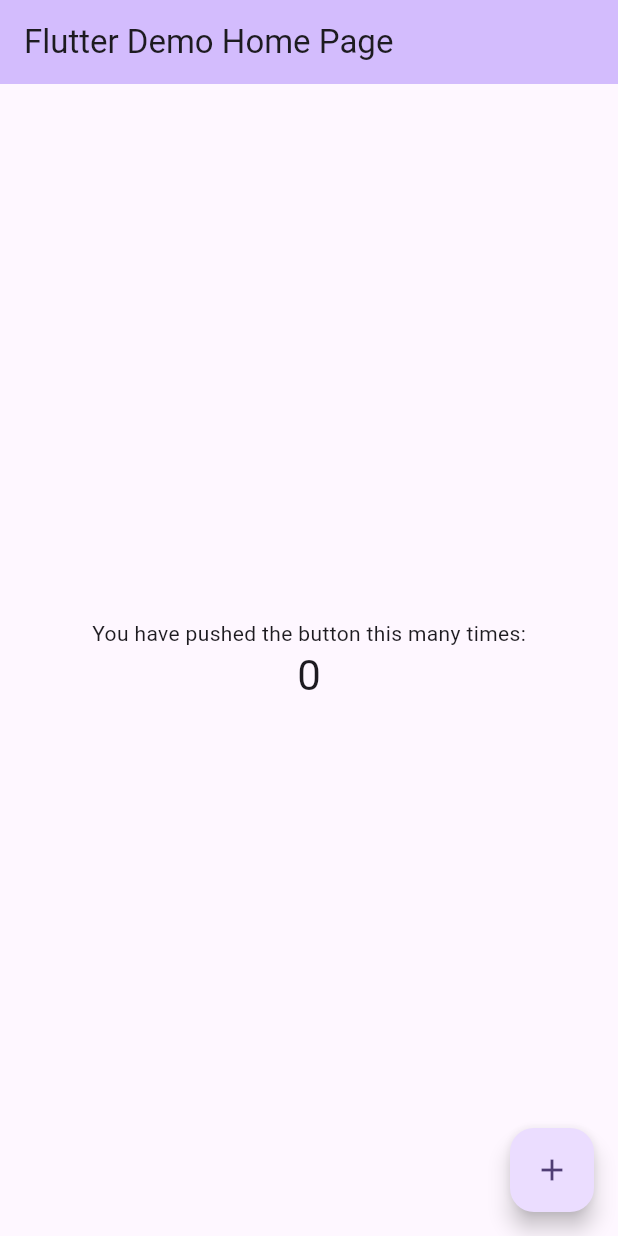
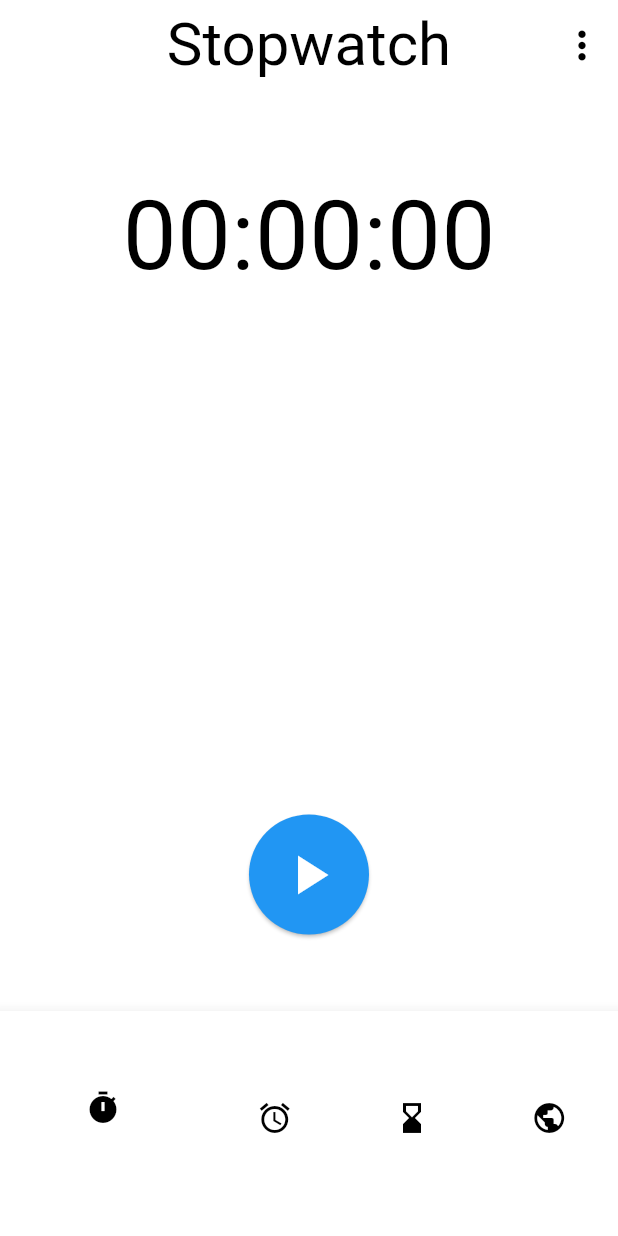
Before and after one commit to ArchitJain2702/Wake-Up, a Flutter app: the screen it shows after launch, on a phone screen of 412 x 824 dp. Run offline on Flutter 3.47's test engine with Material 3 defaults, Android fonts, the phone set to English and light mode, and no system bars; Roboto replaces fonts that are missing (RobotoMono).

Commit message:
the basic setup and stopwatch screen is completed

```diff
--- a/lib/main.dart
+++ b/lib/main.dart
@@ -1,122 +1,19 @@
 import 'package:flutter/material.dart';
+import 'package:wakeup/screens/stopwatch/StopWatchScreen.dart';
 
 void main() {
-  runApp(const MyApp());
+  runApp(const ClockApp());
 }
 
-class MyApp extends StatelessWidget {
-  const MyApp({super.key});
+class ClockApp extends StatelessWidget {
+  const ClockApp({super.key});
 
-  // This widget is the root of your application.
   @override
   Widget build(BuildContext context) {
     return MaterialApp(
-      title: 'Flutter Demo',
-      theme: ThemeData(
-        // This is the theme of your application.
-        //
-        // TRY THIS: Try running your application with "flutter run". You'll see
-        // the application has a purple toolbar. Then, without quitting the app,
-        // try changing the seedColor in the colorScheme below to Colors.green
-        // and then invoke "hot reload" (save your changes or press the "hot
-        // reload" button in a Flutter-supported IDE, or press "r" if you used
-        // the command line to start the app).
-        //
-        // Notice that the counter didn't reset back to zero; the application
-        // state is not lost during the reload. To reset the state, use hot
-        // restart instead.
-        //
-        // This works for code too, not just values: Most code changes can be
-        // tested with just a hot reload.
-        colorScheme: ColorScheme.fromSeed(seedColor: Colors.deepPurple),
-      ),
-      home: const MyHomePage(title: 'Flutter Demo Home Page'),
+      title: 'Clock App',
+      debugShowCheckedModeBanner: false,
+      home: const StopwatchScreen(),
     );
   }
 }
-
-class MyHomePage extends StatefulWidget {
-  const MyHomePage({super.key, required this.title});
-
-  // This widget is the home page of your application. It is stateful, meaning
-  // that it has a State object (defined below) that contains fields that affect
-  // how it looks.
-
-  // This class is the configuration for the state. It holds the values (in this
-  // case the title) provided by the parent (in this case the App widget) and
-  // used by the build method of the State. Fields in a Widget subclass are
-  // always marked "final".
-
-  final String title;
-
-  @override
-  State<MyHomePage> createState() => _MyHomePageState();
-}
-
-class _MyHomePageState extends State<MyHomePage> {
-  int _counter = 0;
-
-  void _incrementCounter() {
-    setState(() {
-      // This call to setState tells the Flutter framework that something has
-      // changed in this State, which causes it to rerun the build method below
-      // so that the display can reflect the updated values. If we changed
-      // _counter without calling setState(), then the build method would not be
-      // called again, and so nothing would appear to happen.
-      _counter++;
-    });
-  }
-
-  @override
-  Widget build(BuildContext context) {
-    // This method is rerun every time setState is called, for instance as done
-    // by the _incrementCounter method above.
-    //
-    // The Flutter framework has been optimized to make rerunning build methods
-    // fast, so that you can just rebuild anything that needs updating rather
-    // than having to individually change instances of widgets.
-    return Scaffold(
-      appBar: AppBar(
-        // TRY THIS: Try changing the color here to a specific color (to
-        // Colors.amber, perhaps?) and trigger a hot reload to see the AppBar
-        // change color while the other colors stay the same.
-        backgroundColor: Theme.of(context).colorScheme.inversePrimary,
-        // Here we take the value from the MyHomePage object that was created by
-        // the App.build method, and use it to set our appbar title.
-        title: Text(widget.title),
-      ),
-      body: Center(
-        // Center is a layout widget. It takes a single child and positions it
-        // in the middle of the parent.
-        child: Column(
-          // Column is also a layout widget. It takes a list of children and
-          // arranges them vertically. By default, it sizes itself to fit its
-          // children horizontally, and tries to be as tall as its parent.
-          //
-          // Column has various properties to control how it sizes itself and
-          // how it positions its children. Here we use mainAxisAlignment to
-          // center the children vertically; the main axis here is the vertical
-          // axis because Columns are vertical (the cross axis would be
-          // horizontal).
-          //
-          // TRY THIS: Invoke "debug painting" (choose the "Toggle Debug Paint"
-          // action in the IDE, or press "p" in the console), to see the
-          // wireframe for each widget.
-          mainAxisAlignment: MainAxisAlignment.center,
-          children: <Widget>[
-            const Text('You have pushed the button this many times:'),
-            Text(
-              '$_counter',
-              style: Theme.of(context).textTheme.headlineMedium,
-            ),
-          ],
-        ),
-      ),
-      floatingActionButton: FloatingActionButton(
-        onPressed: _incrementCounter,
-        tooltip: 'Increment',
-        child: const Icon(Icons.add),
-      ), // This trailing comma makes auto-formatting nicer for build methods.
-    );
-  }
-}
--- /dev/null
+++ b/lib/screens/stopwatch/StopWatchScreen.dart
@@ -0,0 +1,201 @@
+import 'package:flutter/material.dart';
+import 'dart:async';
+import 'package:wakeup/widgets/bottombar.dart';
+import 'package:wakeup/widgets/header.dart';
+
+enum StopwatchState { initial, running, paused }
+
+class StopwatchScreen extends StatefulWidget {
+  const StopwatchScreen({super.key});
+
+  @override
+  State<StopwatchScreen> createState() => _StopwatchScreenState();
+}
+
+class _StopwatchState {
+  final Stopwatch stopwatch = Stopwatch();
+  Timer? timer;
+  StopwatchState state = StopwatchState.initial;
+  String formattedTime = "00:00:00";
+
+  String format(Duration d) {
+    final minutes = d.inMinutes.remainder(60).toString().padLeft(2, '0');
+    final seconds = d.inSeconds.remainder(60).toString().padLeft(2, '0');
+    final milliseconds = (d.inMilliseconds.remainder(1000) ~/ 10)
+        .toString()
+        .padLeft(2, '0');
+    return "$minutes:$seconds:$milliseconds";
+  }
+
+  void updateTime(Function(String) onTick) {
+    timer?.cancel();
+    timer = Timer.periodic(const Duration(milliseconds: 100), (_) {
+      if (stopwatch.isRunning) {
+        onTick(format(stopwatch.elapsed));
+      }
+    });
+  }
+
+  void start(Function(String) onTick) {
+    stopwatch.start();
+    state = StopwatchState.running;
+    updateTime(onTick);
+  }
+
+  void stop() {
+    stopwatch.stop();
+    state = StopwatchState.paused;
+  }
+
+  void resume(Function(String) onTick) {
+    stopwatch.start();
+    state = StopwatchState.running;
+    updateTime(onTick);
+  }
+
+  void reset(Function(String) onReset) {
+    stopwatch.reset();
+    state = StopwatchState.initial;
+    onReset("00:00:00");
+    timer?.cancel();
+  }
+
+  void dispose() {
+    timer?.cancel();
+  }
+}
+
+class _StopwatchScreenState extends State<StopwatchScreen> {
+  final _logic = _StopwatchState();
+
+  @override
+  void dispose() {
+    _logic.dispose();
+    super.dispose();
+  }
+
+  void _updateFormattedTime(String time) {
+    setState(() {
+      _logic.formattedTime = time;
+    });
+  }
+
+  Widget _buildButtons(BuildContext context) {
+    switch (_logic.state) {
+      case StopwatchState.initial:
+        return Row(
+          mainAxisAlignment: MainAxisAlignment.center,
+          children: [
+            ElevatedButton(
+              onPressed: () {
+                _logic.start(_updateFormattedTime);
+                setState(() {});
+              },
+              style: ElevatedButton.styleFrom(
+                backgroundColor: Colors.blue,
+                foregroundColor: Colors.white,
+                shape: const CircleBorder(),
+                minimumSize: const Size(80, 80), // Bigger circle
+              ),
+              child: Icon(
+                Icons.play_arrow,
+                size: 44,
+                color: Colors.white,
+              ), // Bigger icon
+            ),
+          ],
+        );
+      case StopwatchState.running:
+        return Row(
+          mainAxisAlignment: MainAxisAlignment.center,
+          children: [
+            ElevatedButton(
+              onPressed: () {
+                _logic.stop();
+                setState(() {});
+              },
+              style: ElevatedButton.styleFrom(
+                backgroundColor: Colors.blue,
+                foregroundColor: Colors.white,
+                shape: const CircleBorder(),
+                minimumSize: const Size(80, 80),
+              ),
+              child: Icon(Icons.pause, size: 44, color: Colors.white),
+            ),
+            const SizedBox(width: 20),
+            ElevatedButton(
+              onPressed: () {
+                _logic.reset(_updateFormattedTime);
+                setState(() {});
+              },
+              style: ElevatedButton.styleFrom(
+                backgroundColor: Colors.grey,
+                foregroundColor: Colors.white,
+                shape: const CircleBorder(),
+                minimumSize: const Size(80, 80),
+              ),
+              child: Icon(Icons.replay, size: 44, color: Colors.white),
+            ),
+          ],
+        );
+      case StopwatchState.paused:
+        return Row(
+          mainAxisAlignment: MainAxisAlignment.center,
+          children: [
+            ElevatedButton(
+              onPressed: () {
+                _logic.resume(_updateFormattedTime);
+                setState(() {});
+              },
+              style: ElevatedButton.styleFrom(
+                backgroundColor: Colors.blue,
+                foregroundColor: Colors.white,
+                shape: const CircleBorder(),
+                minimumSize: const Size(80, 80),
+              ),
+              child: Icon(Icons.play_arrow, size: 44, color: Colors.white),
+            ),
+            const SizedBox(width: 20),
+            ElevatedButton(
+              onPressed: () {
+                _logic.reset(_updateFormattedTime);
+                setState(() {});
+              },
+              style: ElevatedButton.styleFrom(
+                backgroundColor: Colors.grey,
+                foregroundColor: Colors.white,
+                shape: const CircleBorder(),
+                minimumSize: const Size(80, 80),
+              ),
+              child: Icon(Icons.replay, size: 44, color: Colors.white),
+            ),
+          ],
+        );
+    }
+  }
+
+  @override
+  Widget build(BuildContext context) {
+    return Scaffold(
+      appBar:PreferredSize(preferredSize: Size.fromHeight(60), child: Header(title: 'Stopwatch',)),
+      backgroundColor: Colors.white,
+      body: Column(
+        mainAxisAlignment: MainAxisAlignment.center,
+        children: [
+          Text(
+            _logic.formattedTime,
+            style: const TextStyle(
+              fontSize: 64,
+              fontWeight: FontWeight.w400,
+              fontFamily: 'RobotoMono',
+              color: Colors.black,
+            ),
+          ),
+          const SizedBox(height: 340),
+          _buildButtons(context),
+        ],
+      ),
+    bottomNavigationBar: Bottombar(),
+    );
+  }
+}
--- /dev/null
+++ b/lib/widgets/bottombar.dart
@@ -0,0 +1,31 @@
+import 'package:flutter/material.dart';
+
+class Bottombar extends StatefulWidget {
+  const Bottombar ({super.key});
+
+  @override
+  _BottombarState createState() => _BottombarState();
+}
+class _BottombarState extends State<Bottombar>{
+  @override
+  Widget build(BuildContext context){
+    return Theme(
+  data: Theme.of(context).copyWith(
+    canvasColor: Colors.white,
+    // Optionally set primaryColor, textTheme, etc.
+  ),
+  child: SizedBox(
+    height: 150,
+    child: BottomNavigationBar(
+      backgroundColor: Colors.white,
+      items: const [
+        BottomNavigationBarItem(icon: Icon(Icons.timer, color: Colors.black), label: ''),
+        BottomNavigationBarItem(icon: Icon(Icons.alarm, color: Colors.black), label: ''),
+        BottomNavigationBarItem(icon: Icon(Icons.hourglass_bottom, color: Colors.black), label: ''),
+        BottomNavigationBarItem(icon: Icon(Icons.public, color: Colors.black), label: ''),
+      ],
+    ),
+  ),
+);
+  }
+}
--- /dev/null
+++ b/lib/widgets/header.dart
@@ -0,0 +1,35 @@
+import 'package:flutter/material.dart';
+
+class Header extends StatefulWidget {
+  final String title; // Make title final for immutability
+  const Header({super.key, required this.title}); // Add const constructor
+
+  @override
+  HeaderState createState() => HeaderState();
+}
+
+class HeaderState extends State<Header> {
+  @override
+  Widget build(BuildContext context) {
+    return AppBar(
+      toolbarHeight: 100,
+      title: Text(
+        widget.title, // Use widget.title
+        style: const TextStyle(
+          color: Colors.black,
+          fontSize: 40,
+          fontFamily: 'RobotoMono',
+        ),
+      ),
+      centerTitle: true,
+      backgroundColor: Colors.white,
+      iconTheme: const IconThemeData(color: Colors.black),
+      actions: [
+        IconButton(
+          icon: const Icon(Icons.more_vert, size: 30),
+          onPressed: () {},
+        ),
+      ],
+    );
+  }
+}
```
